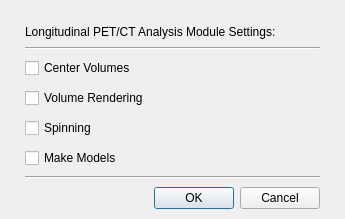
paulcm/LongitudinalPETCT, file Resources/UI/qSlicerLongitudinalPETCTModuleSettingsDialog.ui: the form before one commit.
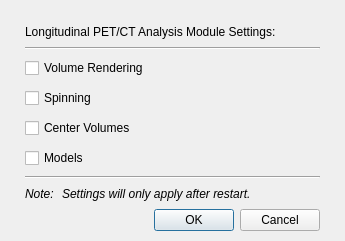
The form after the commit. Icons and pictures are not drawn.

Commit message: ENH: Added info label

The edit to the form file:
```diff
--- a/Resources/UI/qSlicerLongitudinalPETCTModuleSettingsDialog.ui
+++ b/Resources/UI/qSlicerLongitudinalPETCTModuleSettingsDialog.ui
@@ -7,7 +7,7 @@
     <x>0</x>
     <y>0</y>
     <width>345</width>
-    <height>194</height>
+    <height>220</height>
    </rect>
   </property>
   <property name="sizePolicy">
@@ -54,16 +54,6 @@
      <property name="spacing">
       <number>10</number>
      </property>
-     <item>
-      <widget class="QCheckBox" name="CheckBoxCenterVolumes">
-       <property name="text">
-        <string>Center Volumes</string>
-       </property>
-       <property name="checked">
-        <bool>false</bool>
-       </property>
-      </widget>
-     </item>
      <item>
       <widget class="QCheckBox" name="CheckBoxVolumeRendering">
        <property name="text">
@@ -86,10 +76,27 @@
        </property>
       </widget>
      </item>
+     <item>
+      <widget class="QCheckBox" name="CheckBoxCenterVolumes">
+       <property name="toolTip">
+        <string>Select whether all image data should be centered in the view.</string>
+       </property>
+       <property name="text">
+        <string>Center Volumes</string>
+       </property>
+       <property name="icon">
+        <iconset resource="../qSlicerLongitudinalPETCTModule.qrc">
+         <normaloff>:/Icons/center_volumes.png</normaloff>:/Icons/center_volumes.png</iconset>
+       </property>
+       <property name="checked">
+        <bool>false</bool>
+       </property>
+      </widget>
+     </item>
      <item>
       <widget class="QCheckBox" name="CheckBoxMakeModels">
        <property name="text">
-        <string>Make Models</string>
+        <string>Models</string>
        </property>
        <property name="icon">
         <iconset resource="../qSlicerLongitudinalPETCTModule.qrc">
@@ -106,6 +113,42 @@
      </property>
     </widget>
    </item>
+   <item>
+    <layout class="QFormLayout" name="formLayout">
+     <property name="labelAlignment">
+      <set>Qt::AlignLeading|Qt::AlignLeft|Qt::AlignTop</set>
+     </property>
+     <property name="formAlignment">
+      <set>Qt::AlignLeading|Qt::AlignLeft|Qt::AlignTop</set>
+     </property>
+     <item row="0" column="0">
+      <widget class="QLabel" name="label_2">
+       <property name="styleSheet">
+        <string notr="true">font-style: italic;</string>
+       </property>
+       <property name="text">
+        <string>Note:</string>
+       </property>
+       <property name="alignment">
+        <set>Qt::AlignLeading|Qt::AlignLeft|Qt::AlignTop</set>
+       </property>
+      </widget>
+     </item>
+     <item row="0" column="1">
+      <widget class="QLabel" name="label">
+       <property name="styleSheet">
+        <string notr="true">font-style: italic;</string>
+       </property>
+       <property name="text">
+        <string>Settings will only apply after restart.</string>
+       </property>
+       <property name="wordWrap">
+        <bool>true</bool>
+       </property>
+      </widget>
+     </item>
+    </layout>
+   </item>
    <item>
     <widget class="QDialogButtonBox" name="ButtonBox">
      <property name="standardButtons">
```
Left out of the diff: 9 changed lines with no effect on the pictures.
